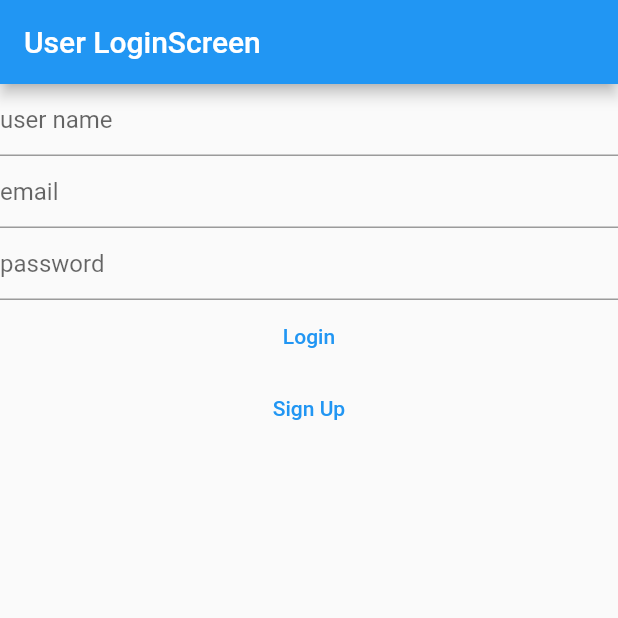
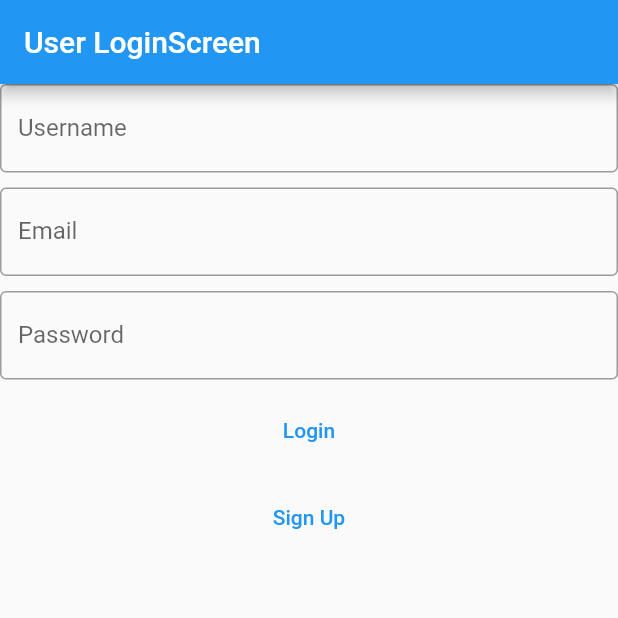
Before and after one commit to riqi3/UntitledProject, a Flutter app: the screen it shows after launch, on a phone screen of 412 x 824 dp, the top half of it. Run offline on Flutter 3.47's test engine with Material 2 defaults, Android fonts, the light colour scheme and no system bars; our stand-ins replace get.

```diff
--- a/untitled_project/lib/Authentication/LoginScreen.dart
+++ b/untitled_project/lib/Authentication/LoginScreen.dart
@@ -1,6 +1,7 @@
+// ignore_for_file: avoid_print, prefer_const_constructors
+
 import 'package:flutter/material.dart';
 import 'package:get/get.dart';
-import 'package:get/get_core/src/get_main.dart';
 
 import 'RegisterScreen.dart';
 
@@ -12,7 +13,7 @@ class LoginScreen extends StatefulWidget {
 }
 
 class _LoginScreenState extends State<LoginScreen> {
-  var formKey = GlobalKey<FormState>();
+  final GlobalKey<FormState> formKey = GlobalKey<FormState>();
   final TextEditingController _nameController = TextEditingController();
   final TextEditingController _emailController = TextEditingController();
   final TextEditingController _passwordController = TextEditingController();
@@ -20,12 +21,21 @@ class _LoginScreenState extends State<LoginScreen> {
   String _username = "";
   String _email = "";
   String _password = "";
-  // FormType _form = FormType.login;
 
-  _LoginPageState() {
+  @override
+  void initState() {
+    super.initState();
     _nameController.addListener(_usernameListen);
     _emailController.addListener(_emailListen);
     _passwordController.addListener(_passwordListen);
+  }
+
+  @override
+  void dispose() {
+    _nameController.dispose();
+    _emailController.dispose();
+    _passwordController.dispose();
+    super.dispose();
   }
 
   void _emailListen() {
@@ -62,7 +72,7 @@ class _LoginScreenState extends State<LoginScreen> {
     }
   }
 
-  void _loginPressed() async {
+  void _loginPressed() {
     print('The user wants to login with $_email and $_password');
   }
 
@@ -72,10 +82,10 @@ class _LoginScreenState extends State<LoginScreen> {
       appBar: AppBar(
         title: const Text('User LoginScreen'),
       ),
-      body: LayoutBuilder(builder: (context, cons) {
+      body: LayoutBuilder(builder: (context, constraints) {
         return ConstrainedBox(
           constraints: BoxConstraints(
-            minHeight: cons.maxHeight,
+            minHeight: constraints.maxHeight,
           ),
           child: SingleChildScrollView(
             child: Column(
@@ -88,30 +98,69 @@ class _LoginScreenState extends State<LoginScreen> {
                         controller: _nameController,
                         validator: (value) =>
                             value == '' ? 'Please input username' : null,
-                        decoration: const InputDecoration(
-                          hintText: 'user name',
+                        decoration: InputDecoration(
+                          hintText: 'Username',
+                          labelText: 'Username',
+                          border: OutlineInputBorder(
+                            borderSide: BorderSide(
+                              color: Colors.blue,
+                            ),
+                          ),
+                          focusedBorder: OutlineInputBorder(
+                            borderSide: BorderSide(
+                              color: Colors.blue,
+                              width: 2.0,
+                            ),
+                          ),
                         ),
                       ),
+                      SizedBox(height: 10.0),
                       TextFormField(
                         controller: _emailController,
                         validator: (value) =>
                             value == '' ? 'Please input email' : null,
-                        decoration: const InputDecoration(
-                          hintText: 'email',
+                        decoration: InputDecoration(
+                          hintText: 'Email',
+                          labelText: 'Email',
+                          border: OutlineInputBorder(
+                            borderSide: BorderSide(
+                              color: Colors.blue,
+                            ),
+                          ),
+                          focusedBorder: OutlineInputBorder(
+                            borderSide: BorderSide(
+                              color: Colors.blue,
+                              width: 2.0,
+                            ),
+                          ),
                         ),
                       ),
+                      SizedBox(height: 10.0),
                       TextFormField(
                         controller: _passwordController,
                         // obscureText: true,
                         validator: (value) =>
                             value == '' ? 'Please input password' : null,
-                        decoration: const InputDecoration(
-                          hintText: 'password',
+                        decoration: InputDecoration(
+                          hintText: 'Password',
+                          labelText: 'Password',
+                          border: OutlineInputBorder(
+                            borderSide: BorderSide(
+                              color: Colors.blue,
+                            ),
+                          ),
+                          focusedBorder: OutlineInputBorder(
+                            borderSide: BorderSide(
+                              color: Colors.blue,
+                              width: 2.0,
+                            ),
+                          ),
                         ),
                       ),
+                      SizedBox(height: 10.0),
                       TextButton(
                         onPressed: () async {
-                          // var loginResponse = await authService.userAuth(
+// var loginResponse = await authService.userAuth(
                           //     _nameController.text,
                           //     _emailController.text,
                           //     _passwordController.text);
@@ -141,16 +190,17 @@ class _LoginScreenState extends State<LoginScreen> {
                           // }
 // clearText();
 //                             Get.to(HomeScreen());
-print('login');
+                          print('login');
                         },
                         child: const Text(
-                          "Login",
+                          'Login',
                           style: TextStyle(),
                         ),
                       ),
                     ],
                   ),
                 ),
+                SizedBox(height: 10.0),
                 Row(
                   mainAxisAlignment: MainAxisAlignment.center,
                   children: [
@@ -159,7 +209,7 @@ print('login');
                         Get.to(const RegisterScreen());
                       },
                       child: const Text(
-                        "Sign Up",
+                        'Sign Up',
                         style: TextStyle(),
                       ),
                     ),
--- a/untitled_project/lib/main.dart
+++ b/untitled_project/lib/main.dart
@@ -1,3 +1,5 @@
+// ignore_for_file: prefer_const_constructors
+
 import 'package:flutter/material.dart';
 
 import 'package:get/get.dart';
--- a/untitled_project/pubspec.yaml
+++ b/untitled_project/pubspec.yaml
@@ -19,7 +19,7 @@ publish_to: 'none' # Remove this line if you wish to publish to pub.dev
 version: 1.0.0+1
 
 environment:
-  sdk: '>=3.0.3 <4.0.0'
+  sdk: 3.0.0-35.0.dev
 
 # Dependencies specify other packages that your package needs in order to work.
 # To automatically upgrade your package dependencies to the latest versions
```
Also changed, not shown: untitled_project/pubspec.lock.
